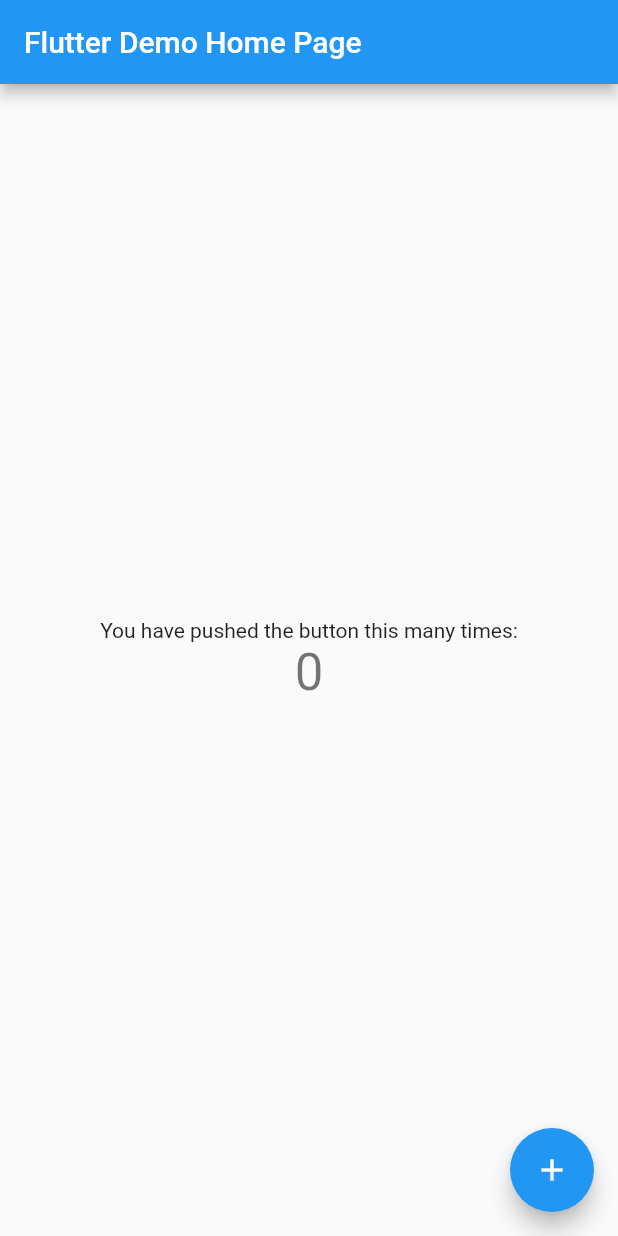
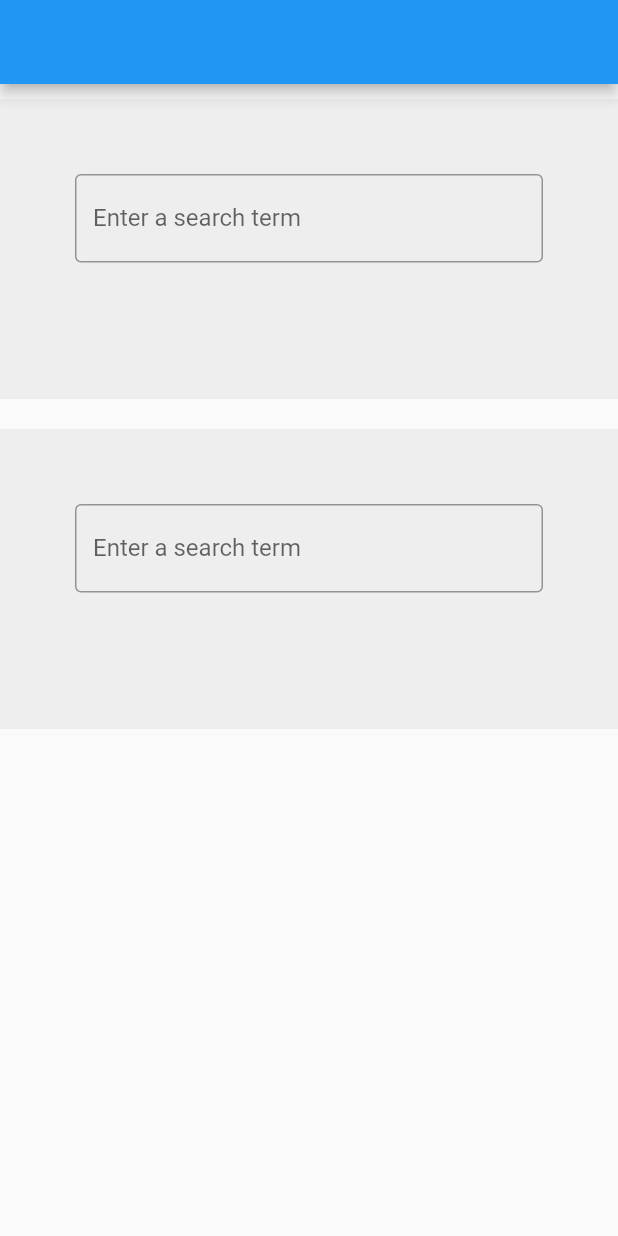
Before and after one commit to LaurenceOfValencia/calorie_tracker_app, a Flutter app: the screen it shows after launch, on a phone screen of 412 x 824 dp. Run offline on Flutter 3.47's test engine with Material 2 defaults, Android fonts, the phone set to English and light mode, and no system bars.

Commit message:
added input boxes

```diff
--- a/lib/main.dart
+++ b/lib/main.dart
@@ -1,115 +1,78 @@
 import 'package:flutter/material.dart';
 
 void main() {
-  runApp(const MyApp());
+  runApp(MyApp());
 }
 
 class MyApp extends StatelessWidget {
   const MyApp({Key? key}) : super(key: key);
 
-  // This widget is the root of your application.
   @override
   Widget build(BuildContext context) {
     return MaterialApp(
-      title: 'Flutter Demo',
-      theme: ThemeData(
-        // This is the theme of your application.
-        //
-        // Try running your application with "flutter run". You'll see the
-        // application has a blue toolbar. Then, without quitting the app, try
-        // changing the primarySwatch below to Colors.green and then invoke
-        // "hot reload" (press "r" in the console where you ran "flutter run",
-        // or simply save your changes to "hot reload" in a Flutter IDE).
-        // Notice that the counter didn't reset back to zero; the application
-        // is not restarted.
-        primarySwatch: Colors.blue,
+      debugShowCheckedModeBanner: false,
+      home: Scaffold(
+        appBar: AppBar(),
+        body: HomePage(),
       ),
-      home: const MyHomePage(title: 'Flutter Demo Home Page'),
     );
   }
 }
 
-class MyHomePage extends StatefulWidget {
-  const MyHomePage({Key? key, required this.title}) : super(key: key);
-
-  // This widget is the home page of your application. It is stateful, meaning
-  // that it has a State object (defined below) that contains fields that affect
-  // how it looks.
-
-  // This class is the configuration for the state. It holds the values (in this
-  // case the title) provided by the parent (in this case the App widget) and
-  // used by the build method of the State. Fields in a Widget subclass are
-  // always marked "final".
-
-  final String title;
-
-  @override
-  State<MyHomePage> createState() => _MyHomePageState();
-}
-
-class _MyHomePageState extends State<MyHomePage> {
-  int _counter = 0;
-
-  void _incrementCounter() {
-    setState(() {
-      // This call to setState tells the Flutter framework that something has
-      // changed in this State, which causes it to rerun the build method below
-      // so that the display can reflect the updated values. If we changed
-      // _counter without calling setState(), then the build method would not be
-      // called again, and so nothing would appear to happen.
-      _counter++;
-    });
-  }
+class HomePage extends StatelessWidget {
+  const HomePage({Key? key}) : super(key: key);
 
   @override
   Widget build(BuildContext context) {
-    // This method is rerun every time setState is called, for instance as done
-    // by the _incrementCounter method above.
-    //
-    // The Flutter framework has been optimized to make rerunning build methods
-    // fast, so that you can just rebuild anything that needs updating rather
-    // than having to individually change instances of widgets.
-    return Scaffold(
-      appBar: AppBar(
-        // Here we take the value from the MyHomePage object that was created by
-        // the App.build method, and use it to set our appbar title.
-        title: Text(widget.title),
+    return SafeArea(
+      child: SingleChildScrollView(
+        child: Column(children: [
+          Padding(
+            padding: EdgeInsets.symmetric(vertical: 10),
+            child: Container(
+              height: 200,
+              color: Colors.grey[200],
+              child: Center(
+                child: Column(
+                  children: [
+                    Padding(
+                      padding: EdgeInsets.all(50),
+                      child: TextFormField(
+                        decoration: InputDecoration(
+                          border: OutlineInputBorder(),
+                          labelText: 'Enter a search term',
+                        ),
+                      ),
+                    ),
+                  ],
+                ),
+              ),
+            ),
+          ),
+          Padding(
+            padding: EdgeInsets.symmetric(vertical: 10),
+            child: Container(
+              height: 200,
+              color: Colors.grey[200],
+              child: Center(
+                child: Column(
+                  children: [
+                    Padding(
+                      padding: EdgeInsets.all(50),
+                      child: TextFormField(
+                        decoration: InputDecoration(
+                          border: OutlineInputBorder(),
+                          labelText: 'Enter a search term',
+                        ),
+                      ),
+                    ),
+                  ],
+                ),
+              ),
+            ),
+          ),
+        ]),
       ),
-      body: Center(
-        // Center is a layout widget. It takes a single child and positions it
-        // in the middle of the parent.
-        child: Column(
-          // Column is also a layout widget. It takes a list of children and
-          // arranges them vertically. By default, it sizes itself to fit its
-          // children horizontally, and tries to be as tall as its parent.
-          //
-          // Invoke "debug painting" (press "p" in the console, choose the
-          // "Toggle Debug Paint" action from the Flutter Inspector in Android
-          // Studio, or the "Toggle Debug Paint" command in Visual Studio Code)
-          // to see the wireframe for each widget.
-          //
-          // Column has various properties to control how it sizes itself and
-          // how it positions its children. Here we use mainAxisAlignment to
-          // center the children vertically; the main axis here is the vertical
-          // axis because Columns are vertical (the cross axis would be
-          // horizontal).
-          mainAxisAlignment: MainAxisAlignment.center,
-          children: <Widget>[
-            const Text(
-              'You have pushed the button this many times:',
-            ),
-            Text(
-              '$_counter',
-              style: Theme.of(context).textTheme.headline4,
-            ),
-          ],
-        ),
-      ),
-      floatingActionButton: FloatingActionButton(
-        onPressed: _incrementCounter,
-        tooltip: 'Increment',
-        child: const Icon(Icons.add),
-      ), // This trailing comma makes auto-formatting nicer for build methods.
     );
   }
 }
```
